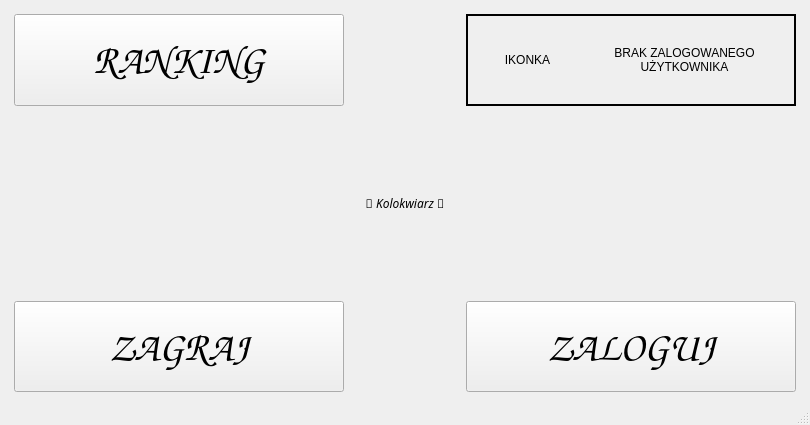
Old version of the form Kolokwiarz/mainwindow.ui in the repository RidicolusL3vel/Kolokwiarz.
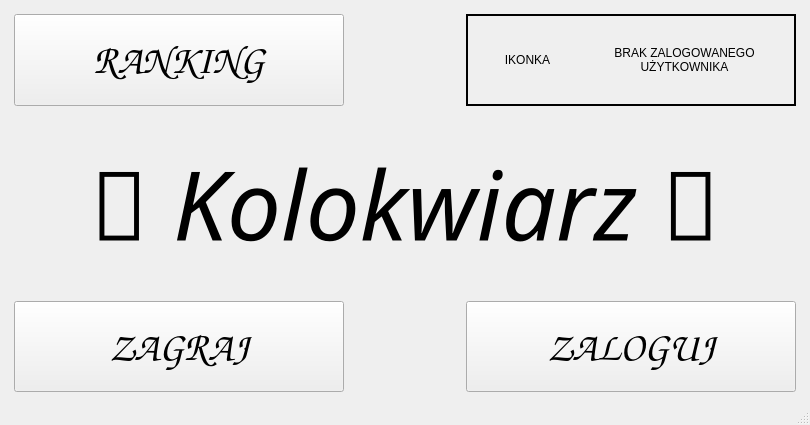
New version of the form.

```diff
--- a/Kolokwiarz/mainwindow.ui
+++ b/Kolokwiarz/mainwindow.ui
@@ -163,6 +163,7 @@
         <property name="font">
          <font>
           <family>Bauhaus 93</family>
+          <pointsize>72</pointsize>
           <italic>true</italic>
          </font>
         </property>
```
